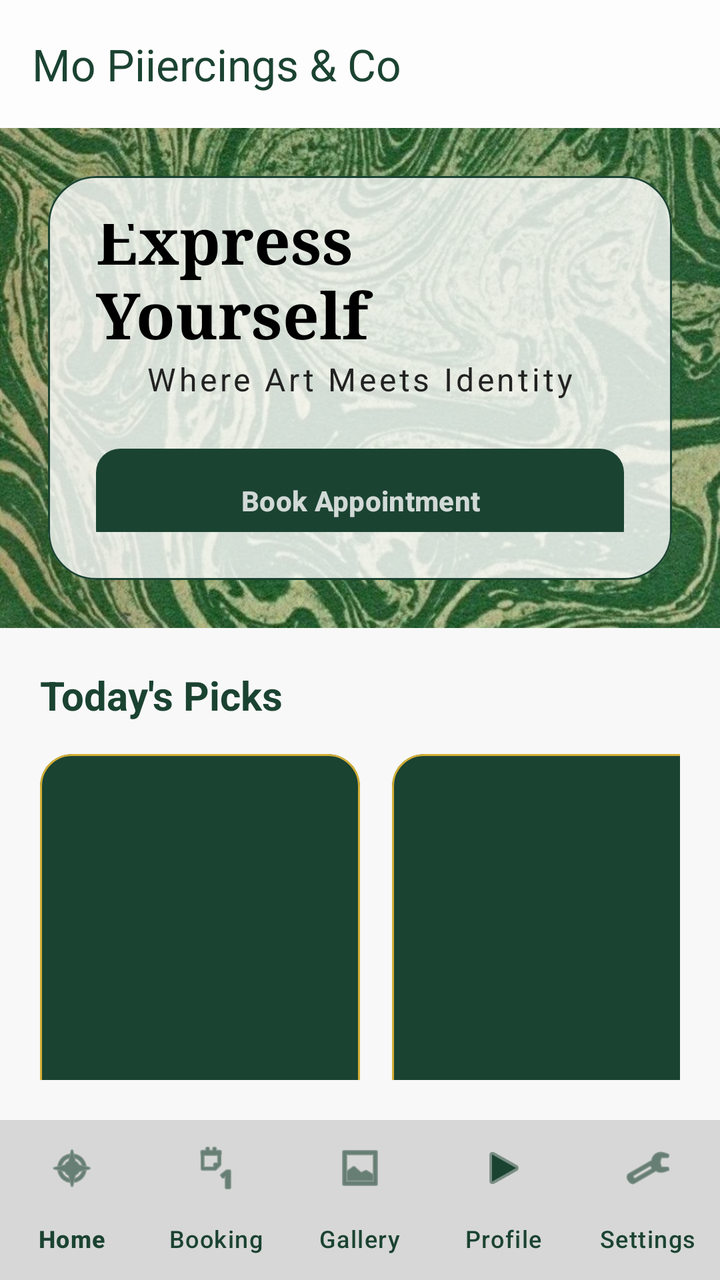
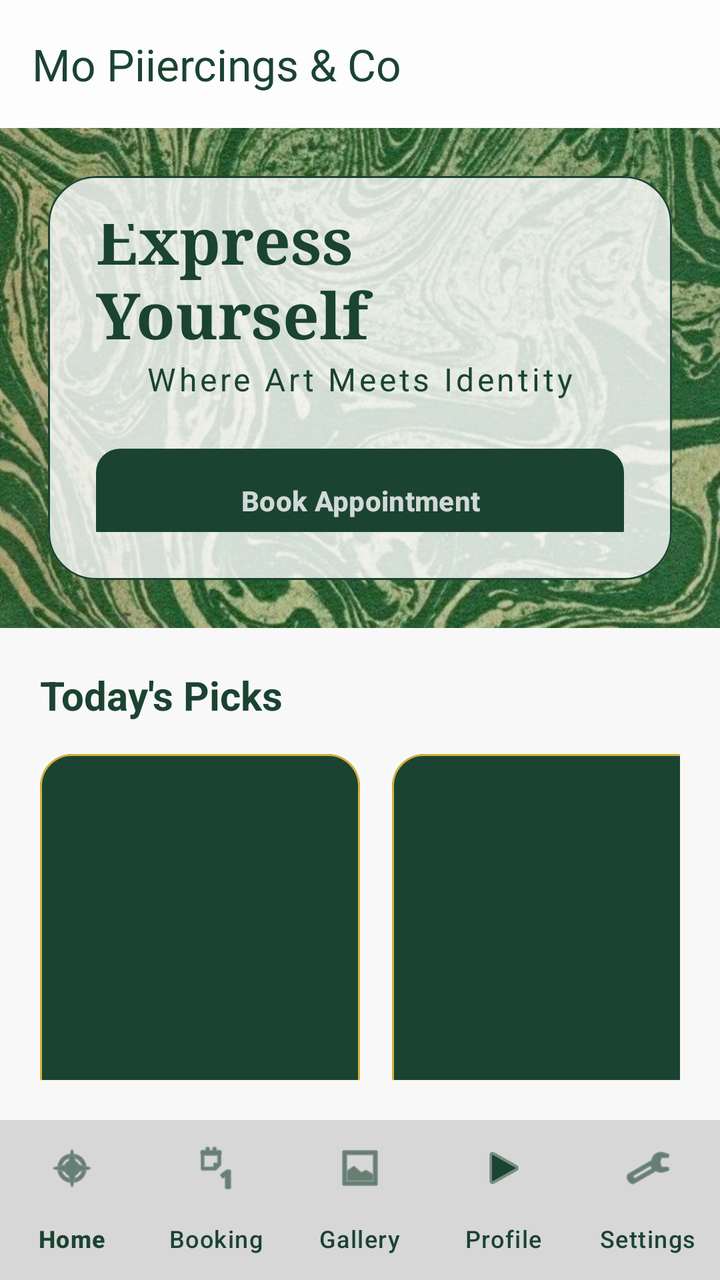

Screens rendered from an Android XML layout before and after an edit, with the pre-edit source and the edit as a unified diff.
<!-- AndroidManifest.xml: application theme Theme.Moes -->
<!-- res/layout/activity_main.xml -->
<?xml version="1.0" encoding="utf-8"?>
<RelativeLayout xmlns:android="http://schemas.android.com/apk/res/android"
    xmlns:app="http://schemas.android.com/apk/res-auto"
    xmlns:tools="http://schemas.android.com/tools"
    android:id="@+id/main"
    android:layout_width="match_parent"
    android:layout_height="match_parent"
    android:background="@color/bg_light"
    tools:context=".MainActivity">

    
    
    <com.google.android.material.appbar.AppBarLayout
        android:layout_width="match_parent"
        android:layout_height="wrap_content"
        android:id="@+id/navBar"
        android:background="@color/glass_white">

        <androidx.appcompat.widget.Toolbar
            android:id="@+id/toolbar"
            android:layout_width="match_parent"
            android:layout_height="?attr/actionBarSize"
            app:title="Mo Piiercings &amp; Co"
            app:titleTextColor="@color/moes_forest_green" />
    </com.google.android.material.appbar.AppBarLayout>

    <androidx.core.widget.NestedScrollView
        android:layout_width="match_parent"
        android:layout_height="match_parent"
        android:layout_marginBottom="100dp"
        app:layout_behavior="@string/appbar_scrolling_view_behavior">

        <LinearLayout
            android:layout_width="match_parent"
            android:layout_height="wrap_content"
            android:orientation="vertical"
            android:layout_marginTop="0dp">

            
            <FrameLayout
                android:layout_width="match_parent"
                android:layout_height="250dp"
                android:layout_marginTop="64dp">

                
                <ImageView
                    android:layout_width="match_parent"
                    android:layout_height="match_parent"
                    android:scaleType="centerCrop"
                    android:src="@drawable/luxury_studio_bg1"
                    android:contentDescription="Hero Background" />

                

                
                <com.google.android.material.card.MaterialCardView
                    android:layout_width="match_parent"
                    android:layout_height="wrap_content"
                    android:layout_gravity="bottom"
                    android:layout_margin="24dp"
                    app:cardBackgroundColor="@color/glass_white"
                    app:cardCornerRadius="24dp"
                    app:cardElevation="0dp"
                    app:strokeWidth="1dp"
                    app:strokeColor="@color/moes_forest_green">

                    <LinearLayout
                        android:layout_width="match_parent"
                        android:layout_height="wrap_content"
                        android:orientation="vertical"
                        android:padding="24dp"
                        android:gravity="center">

                        <TextView
                            android:layout_width="wrap_content"
                            android:layout_height="wrap_content"
                            android:text="Express Yourself"
                            android:textColor="@color/primary_black"
                            android:textSize="32sp"
                            android:textStyle="bold"
                            android:fontFamily="serif" />

                        <TextView
                            android:layout_width="wrap_content"
                            android:layout_height="wrap_content"
                            android:text="Where Art Meets Identity"
                            android:textColor="@color/text_dark"
                            android:textSize="16sp"
                            android:letterSpacing="0.1" />

                        <com.google.android.material.button.MaterialButton
                            android:id="@+id/btnHeroBook"
                            android:layout_width="match_parent"
                            android:layout_height="60dp"
                            android:layout_marginTop="20dp"
                            android:text="Book Appointment"
                            android:textColor="@color/glass_white"
                            android:textStyle="bold"
                            app:backgroundTint="@color/moes_forest_green"
                            app:cornerRadius="12dp" />


                    </LinearLayout>
                </com.google.android.material.card.MaterialCardView>
            </FrameLayout>


            

            <LinearLayout
                android:layout_width="match_parent"
                android:layout_height="wrap_content"
                android:layout_marginTop="0dp"
                android:orientation="vertical"
                android:padding="20dp">

                <TextView
                    android:layout_width="wrap_content"
                    android:layout_height="wrap_content"
                    android:layout_marginBottom="16dp"

                    android:text="Today's Picks"
                    android:textColor="@color/moes_forest_green"
                    android:textSize="20sp"
                    android:textStyle="bold" />

                <HorizontalScrollView
                    android:layout_width="match_parent"
                    android:layout_height="wrap_content"
                    android:scrollbars="none">

                    <LinearLayout
                        android:layout_width="wrap_content"
                        android:layout_height="wrap_content"

                        android:orientation="horizontal">

                        
                        <com.google.android.material.card.MaterialCardView
                            android:layout_width="160dp"
                            android:layout_height="220dp"
                            android:layout_marginEnd="16dp"
                            android:src="@drawable/ear_3"
                            app:cardBackgroundColor="@color/moes_forest_green"
                            app:cardCornerRadius="16dp"
                            app:strokeColor="@color/accent_gold"
                            app:strokeWidth="1dp">

                            
                        </com.google.android.material.card.MaterialCardView>

                        
                        <com.google.android.material.card.MaterialCardView
                            android:layout_width="160dp"
                            android:layout_height="220dp"
                            android:layout_marginEnd="16dp"
                            app:cardBackgroundColor="@color/moes_forest_green"
                            app:cardCornerRadius="16dp"
                            app:strokeColor="@color/accent_gold"
                            app:strokeWidth="1dp">

                            
                        </com.google.android.material.card.MaterialCardView>

                        
                        <com.google.android.material.card.MaterialCardView
                            android:layout_width="160dp"
                            android:layout_height="220dp"
                            android:layout_marginEnd="16dp"
                            app:cardBackgroundColor="@color/moes_forest_green"
                            app:cardCornerRadius="16dp"
                            app:strokeColor="@color/accent_gold"
                            app:strokeWidth="1dp">

                            
                        </com.google.android.material.card.MaterialCardView>

                        
                    </LinearLayout>
                </HorizontalScrollView>

                <androidx.core.widget.NestedScrollView
                    android:id="@+id/dashboardScrollView"
                    android:layout_width="match_parent"
                    android:layout_height="match_parent"
                    android:fillViewport="true">

                </androidx.core.widget.NestedScrollView>
            </LinearLayout>

            <LinearLayout
                android:layout_width="match_parent"
                android:layout_height="wrap_content"
                android:layout_margin="@dimen/cardview_default_elevation"
                android:layout_marginBottom="100dp"
                android:orientation="vertical"
                android:padding="16dp">


                
                <TextView
                    android:layout_width="wrap_content"
                    android:layout_height="wrap_content"

                    android:layout_marginStart="@dimen/cardview_default_elevation"
                    android:text="Today's Pick's"
                    android:textColor="@color/moes_forest_green"
                    android:textSize="18sp"
                    android:textStyle="bold" />

                
                <HorizontalScrollView
                    android:layout_width="match_parent"
                    android:layout_height="wrap_content"
                    android:layout_margintop="120dp"
                    android:scrollbars="none">

                    <LinearLayout
                        android:id="@+id/layoutProductCards"
                        android:layout_width="wrap_content"
                        android:layout_height="wrap_content"

                        android:orientation="horizontal">

                        
                        <androidx.cardview.widget.CardView
                            android:layout_width="150dp"
                            android:layout_height="180dp"
                            android:layout_marginEnd="12dp"
                            app:cardCornerRadius="12dp"

                            app:cardElevation="4dp">

                            <LinearLayout
                                android:layout_width="match_parent"
                                android:layout_height="match_parent"
                                android:background="@color/moes_forest_green"
                                android:gravity="center_horizontal"
                                android:orientation="vertical"
                                android:padding="8dp">

                                <ImageView
                                    android:layout_width="match_parent"
                                    android:layout_height="110dp"
                                    android:contentDescription="jewelry_1"
                                    android:scaleType="centerCrop"
                                    android:src="@drawable/jewelry_1" />

                                <TextView
                                    android:layout_width="wrap_content"
                                    android:layout_height="wrap_content"
                                    android:layout_marginTop="8dp"
                                    android:text="Signature Dish"
                                    android:textColor="@color/white"
                                    android:textStyle="bold" />
                            </LinearLayout>
                        </androidx.cardview.widget.CardView>

                        
                        <androidx.cardview.widget.CardView
                            android:layout_width="150dp"
                            android:layout_height="180dp"
                            android:layout_marginEnd="12dp"
                            app:cardCornerRadius="12dp"
                            app:cardElevation="4dp">

                            <LinearLayout
                                android:layout_width="match_parent"
                                android:layout_height="match_parent"
                                android:background="@color/moes_forest_green"
                                android:gravity="center_horizontal"
                                android:orientation="vertical"
                                android:padding="8dp">

                                <ImageView
                                    android:layout_width="match_parent"
                                    android:layout_height="110dp"
                                    android:contentDescription="Product 2"
                                    android:scaleType="centerCrop"
                                    android:src="@drawable/jewelry_2"/>

                                <TextView
                                    android:layout_width="wrap_content"
                                    android:layout_height="wrap_content"
                                    android:layout_marginTop="8dp"
                                    android:text="Special Combo"
                                    android:textColor="@color/white"
                                    android:textStyle="bold" />
                            </LinearLayout>
                        </androidx.cardview.widget.CardView>

                        
                        <androidx.cardview.widget.CardView
                            android:layout_width="150dp"
                            android:layout_height="180dp"
                            android:layout_marginEnd="12dp"
                            app:cardCornerRadius="12dp"
                            app:cardElevation="4dp">

                            <LinearLayout
                                android:layout_width="match_parent"
                                android:layout_height="match_parent"
                                android:background="@color/moes_forest_green"
                                android:gravity="center_horizontal"
                                android:orientation="vertical"
                                android:padding="8dp">

                                <ImageView
                                    android:layout_width="match_parent"
                                    android:layout_height="110dp"
                                    android:contentDescription="Product 3"
                                    android:scaleType="centerCrop"
                                    android:src="@drawable/ear_1" />

                                <TextView
                                    android:layout_width="wrap_content"
                                    android:layout_height="wrap_content"
                                    android:layout_marginTop="8dp"
                                    android:text="Refreshing Drink"
                                    android:textColor="@color/white"
                                    android:textStyle="bold" />
                            </LinearLayout>
                        </androidx.cardview.widget.CardView>

                        
                        <androidx.cardview.widget.CardView
                            android:layout_width="150dp"
                            android:layout_height="180dp"
                            app:cardCornerRadius="12dp"
                            app:cardElevation="4dp">

                            <LinearLayout
                                android:layout_width="match_parent"
                                android:layout_height="match_parent"
                                android:background="@color/moes_forest_green"
                                android:gravity="center_horizontal"
                                android:orientation="vertical"
                                android:padding="8dp">

                                <ImageView
                                    android:layout_width="match_parent"
                                    android:layout_height="110dp"
                                    android:contentDescription="Product 4"
                                    android:scaleType="centerCrop"
                                    android:src="@drawable/ear_2" />

                                <TextView
                                    android:layout_width="wrap_content"
                                    android:layout_height="wrap_content"
                                    android:layout_marginTop="8dp"
                                    android:text="Dessert Treat"
                                    android:textColor="@color/white"
                                    android:textStyle="bold" />
                            </LinearLayout>
                        </androidx.cardview.widget.CardView>

                    </LinearLayout>
                </HorizontalScrollView>

                

            </LinearLayout>

        </LinearLayout>
    </androidx.core.widget.NestedScrollView>




    
    
    <com.google.android.material.bottomnavigation.BottomNavigationView
        android:id="@+id/bottomNavigation"
        android:layout_width="match_parent"
        android:layout_height="wrap_content"
        android:layout_marginBottom="0dp"

        android:layout_alignParentBottom="true"
        android:background="#22000000"
        app:itemIconTint="@color/moes_forest_green"
        app:itemTextColor="@color/moes_forest_green"
        app:labelVisibilityMode="labeled"
        app:menu="@menu/bottom_nav_menu" />

</RelativeLayout>
<!-- resources referenced by this layout -->
<resources>
  <color name="accent_gold">#D4AF37</color>
  <color name="bg_light">#F8F8F8</color>
  <color name="glass_white">#CCFFFFFF</color>
  <color name="moes_forest_green">#1B4332</color>
  <color name="primary_black">#000000</color>
  <color name="text_dark">#222222</color>
  <color name="white">#FFFFFF</color>
  <!-- drawable ear_1: jpeg bitmap (drawable, 28945 bytes) -->
  <!-- drawable ear_2: jpeg bitmap (drawable, 40538 bytes) -->
  <!-- drawable ear_3: jpeg bitmap (drawable, 32710 bytes) -->
  <!-- drawable jewelry_1: webp bitmap (drawable, 3452 bytes) -->
  <!-- drawable jewelry_2: webp bitmap (drawable, 4262 bytes) -->
  <!-- drawable luxury_studio_bg1: jpeg bitmap (drawable, 199281 bytes) -->
  <style name="Theme.Moes" parent="Theme.Material3.DayNight.NoActionBar">
      
      <item name="colorPrimary">@color/moes_forest_green</item>
      <item name="colorOnPrimary">@color/moes_gold</item>
  
      
      <item name="colorSecondary">@color/moes_gold</item>
      <item name="colorOnSecondary">@color/white</item>
  
      
      <item name="android:windowBackground">@color/moes_cream</item>
      <item name="android:statusBarColor">@color/moes_dark_header</item>
  </style>
  <color name="moes_gold">#C69C35</color>
  <color name="moes_cream">#FDFCF0</color>
  <color name="moes_dark_header">#121212</color>
</resources>

<!-- the commit's change to res/layout/activity_main.xml (unified diff, before → after) -->
@@ -75,7 +75,7 @@
                             android:layout_width="wrap_content"
                             android:layout_height="wrap_content"
                             android:text="Express Yourself"
-                            android:textColor="@color/primary_black"
+                            android:textColor="@color/moes_forest_green"
                             android:textSize="32sp"
                             android:textStyle="bold"
                             android:fontFamily="serif" />
@@ -84,7 +84,7 @@
                             android:layout_width="wrap_content"
                             android:layout_height="wrap_content"
                             android:text="Where Art Meets Identity"
-                            android:textColor="@color/text_dark"
+                            android:textColor="@color/moes_forest_green"
                             android:textSize="16sp"
                             android:letterSpacing="0.1" />
 
<!-- resource entries referenced after the edit -->
@@ -4,8 +4,6 @@
   <color name="bg_light">#F8F8F8</color>
   <color name="glass_white">#CCFFFFFF</color>
   <color name="moes_forest_green">#1B4332</color>
-  <color name="primary_black">#000000</color>
-  <color name="text_dark">#222222</color>
   <color name="white">#FFFFFF</color>
   <!-- drawable ear_1: jpeg bitmap (drawable, 28945 bytes) -->
   <!-- drawable ear_2: jpeg bitmap (drawable, 40538 bytes) -->
